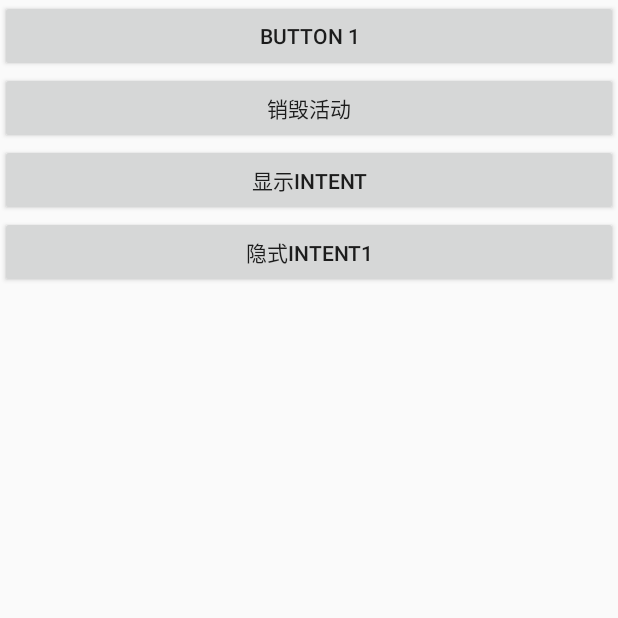
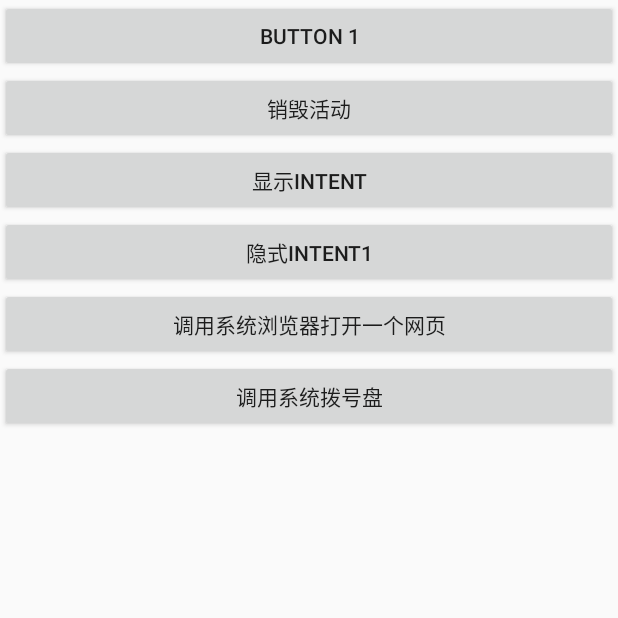
Before and after one commit to skriklgb/FirstLine, an Android app: the screen it shows after launch (FirstActivity), on a phone screen of 412 x 824 dp, the top half of it. Run offline under Robolectric (Android 15) with nearby library versions, the phone set to English and light mode, and no system bars.

Commit message:
第2章-2.3.3更多隐式Intent的用法

```diff
--- a/chapter_2/src/main/java/skrik/lgb/chapter_2/activity/FirstActivity.java
+++ b/chapter_2/src/main/java/skrik/lgb/chapter_2/activity/FirstActivity.java
@@ -2,6 +2,7 @@ package skrik.lgb.chapter_2.activity;
 
 import android.app.Activity;
 import android.content.Intent;
+import android.net.Uri;
 import android.os.Bundle;
 import android.view.Menu;
 import android.view.MenuItem;
@@ -18,6 +19,8 @@ public class FirstActivity extends Activity{
     private Button mBt_sec;
     private Button mBt_intent;
     private Button mBt_third;
+    private Button mBt_four;
+    private Button mBt_dial;
 
     @Override
     //项目中的任何活动都应该重写Activity 的onCreate()方法，
@@ -70,6 +73,28 @@ public class FirstActivity extends Activity{
                     startActivity(intent);
             }
         });
+
+        //2.3.3　更多隐式Intent的用法-调用系统浏览器打开一个网页
+        mBt_four = (Button) findViewById(R.id.bt_four);
+        mBt_four.setOnClickListener(new View.OnClickListener() {
+            @Override
+            public void onClick(View v) {
+                Intent intent = new Intent(Intent.ACTION_VIEW);
+                intent.setData(Uri.parse("http://baidu.com"));
+                startActivity(intent);
+            }
+        });
+
+        //2.3.3　更多隐式Intent的用法-调用系统拨号盘
+        mBt_dial = (Button) findViewById(R.id.bt_dial);
+        mBt_dial.setOnClickListener(new View.OnClickListener() {
+            @Override
+            public void onClick(View v) {
+                Intent intent = new Intent(Intent.ACTION_DIAL);
+                intent.setData(Uri.parse("tel:10086"));
+                startActivity(intent);
+            }
+        });
     }
 
 
--- a/chapter_2/src/main/res/layout/activity_first.xml
+++ b/chapter_2/src/main/res/layout/activity_first.xml
@@ -26,4 +26,16 @@
         android:text="隐式intent1"
         android:layout_width="match_parent"
         android:layout_height="wrap_content"/>
+
+    <Button
+        android:id="@+id/bt_four"
+        android:text="调用系统浏览器打开一个网页"
+        android:layout_width="match_parent"
+        android:layout_height="wrap_content"/>
+
+    <Button
+        android:id="@+id/bt_dial"
+        android:text="调用系统拨号盘"
+        android:layout_width="match_parent"
+        android:layout_height="wrap_content"/>
 </LinearLayout>
```
